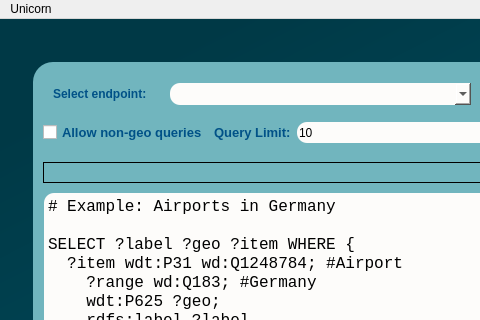
sparqlunicorn/sparqlunicornGoesGIS, file dialogs/ui/sparql_unicorn_dialog_base.ui: the form before one commit; both pictures show x 0 to 480 and y 0 to 320 of the 1478 by 777 pixel window.
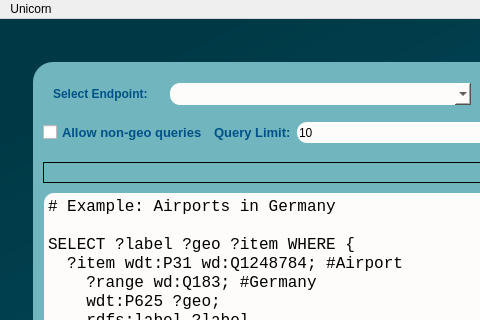
The form after the commit.

```diff
--- a/dialogs/ui/sparql_unicorn_dialog_base.ui
+++ b/dialogs/ui/sparql_unicorn_dialog_base.ui
@@ -420,7 +420,7 @@
            <string notr="true">color:rgb(0, 81, 135);</string>
           </property>
           <property name="text">
-           <string>Select endpoint:</string>
+           <string>Select Endpoint:</string>
           </property>
          </widget>
         </item>
```
Left out of the diff: 15 changed lines with no effect on the pictures.
